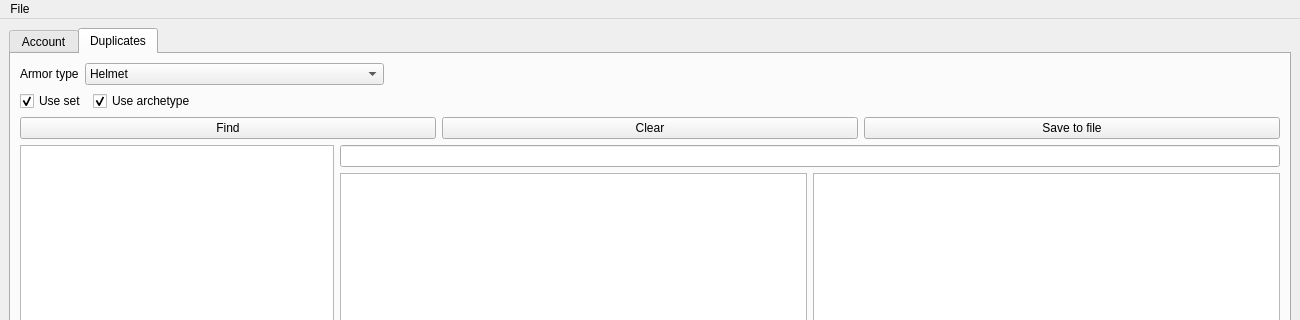
This is mainwindow.ui in rth-8/RTHD2CLIENT as Qt 5 draws it before an edit; both pictures show x 0 to 1300 and y 0 to 320 of the 1300 by 820 pixel window. The edited form follows.
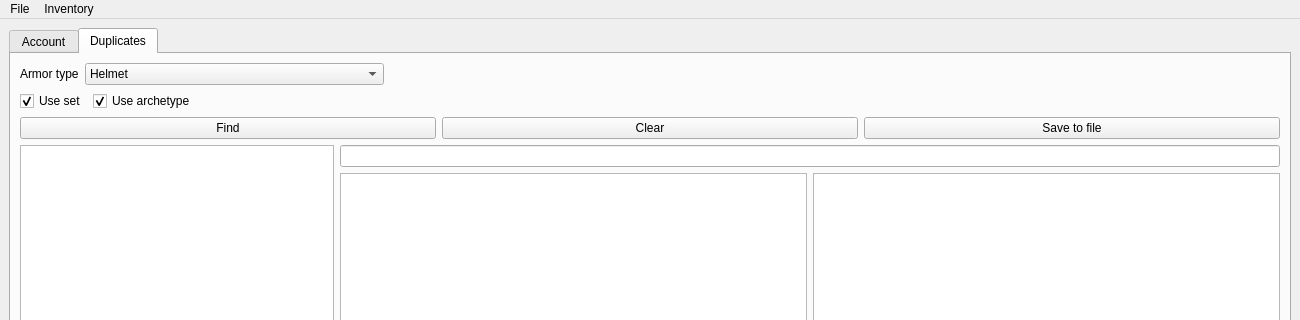
This is the edited form.

Commit message: add inventory refresh

```diff
--- a/mainwindow.ui
+++ b/mainwindow.ui
@@ -227,7 +227,14 @@
     </property>
     <addaction name="actionExit"/>
    </widget>
+   <widget class="QMenu" name="menuInventory">
+    <property name="title">
+     <string>Inventory</string>
+    </property>
+    <addaction name="actionInventoryRefresh"/>
+   </widget>
    <addaction name="menuFile"/>
+   <addaction name="menuInventory"/>
   </widget>
   <widget class="QStatusBar" name="statusbar"/>
   <action name="actionExit">
```
Left out of the diff: 8 changed lines with no effect on the pictures. The commit also changes 1 other file.
